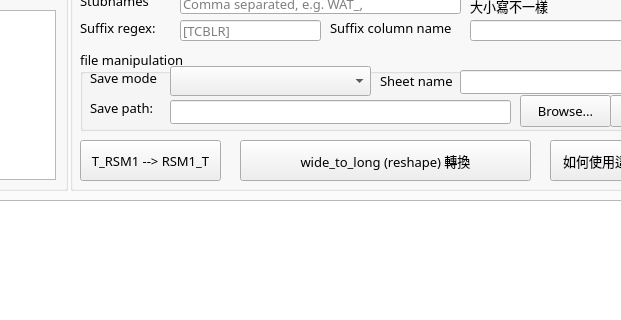
Above: mainwindow-win.ui from cnwang406/p-chart before the change; both pictures show x 284 to 905 and y 146 to 466 of the 1043 by 942 pixel window. Below: the same form after it.
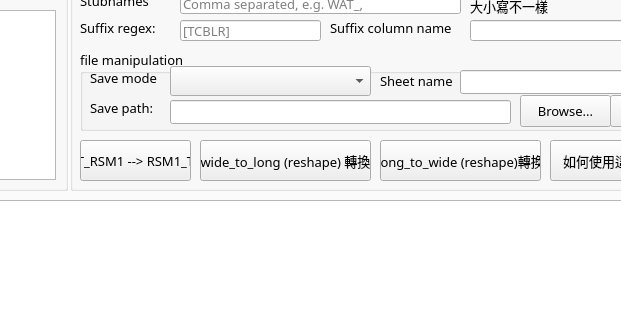
That is the form after the change. The open tabs and pages were chosen to show the change.

Commit message: add long-to-wide reshape dialog

```diff
--- a/mainwindow-win.ui
+++ b/mainwindow-win.ui
@@ -431,9 +431,9 @@
      <widget class="QPushButton" name="meltButton">
       <property name="geometry">
        <rect>
-        <x>170</x>
+         <x>130</x>
         <y>180</y>
-        <width>291</width>
+         <width>171</width>
         <height>41</height>
        </rect>
       </property>
@@ -670,7 +670,7 @@
        <rect>
         <x>10</x>
         <y>180</y>
-        <width>141</width>
+         <width>111</width>
         <height>41</height>
        </rect>
       </property>
@@ -693,6 +693,34 @@
        <string>T_RSM1 --&gt; RSM1_T</string>
       </property>
      </widget>
+      <widget class="QPushButton" name="melt2Button">
+       <property name="geometry">
+        <rect>
+         <x>310</x>
+         <y>180</y>
+         <width>161</width>
+         <height>41</height>
+        </rect>
+       </property>
+       <property name="font">
+        <font>
+         <family>Cascadia Next TC</family>
+         <pointsize>10</pointsize>
+        </font>
+       </property>
+       <property name="toolTip">
+        <string>Lets go</string>
+       </property>
+       <property name="statusTip">
+        <string>開始轉換！</string>
+       </property>
+       <property name="whatsThis">
+        <string/>
+       </property>
+       <property name="text">
+        <string>long_to_wide (reshape)轉換</string>
+       </property>
+      </widget>
     </widget>
     <widget class="QPushButton" name="aboutButton">
      <property name="geometry">
```
Left out of the diff: 2 changed lines with no effect on the pictures. Lines whose indentation alone changed are shown as unchanged. The commit also changes 2 other files.
